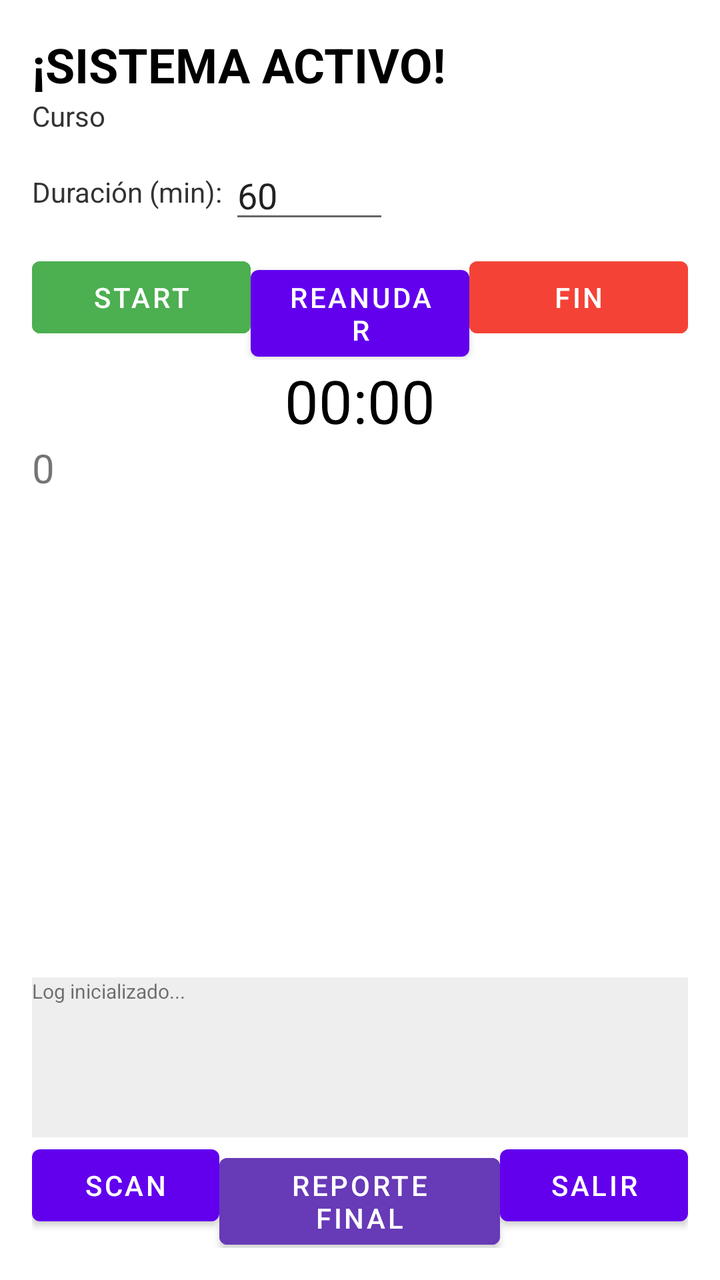
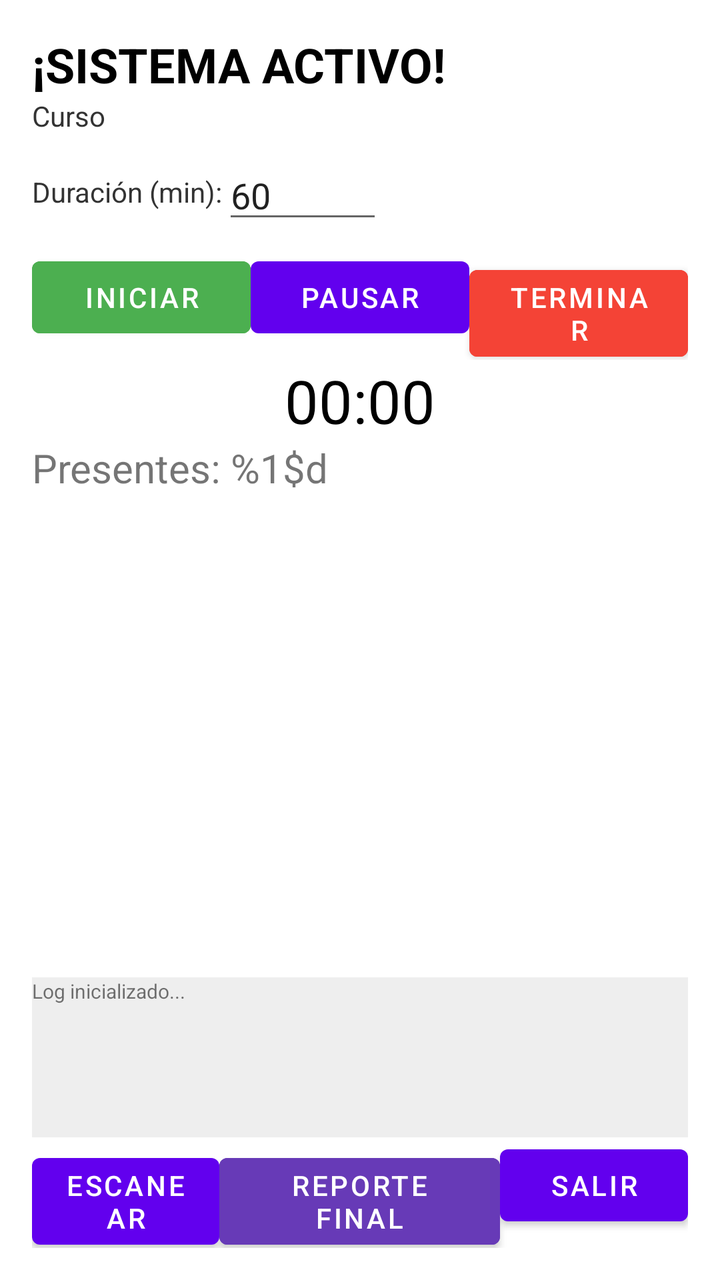

Two renders of the same Android screen: before a commit and after it. Below are the layout's source before the change and the commit's diff.
<!-- AndroidManifest.xml: application theme Theme.SmartAttendance -->
<!-- res/layout/activity_teacher.xml -->
<?xml version="1.0" encoding="utf-8"?>
<LinearLayout xmlns:android="http://schemas.android.com/apk/res/android"
    android:layout_width="match_parent"
    android:layout_height="match_parent"
    android:orientation="vertical"
    android:padding="16dp"
    android:background="#FFFFFF">

    <TextView
        android:id="@+id/tvWelcome"
        android:layout_width="wrap_content"
        android:layout_height="wrap_content"
        android:text="¡SISTEMA ACTIVO!"
        android:textSize="24sp"
        android:textColor="#000000"
        android:textStyle="bold"/>

    <TextView
        android:id="@+id/tvCourseName"
        android:layout_width="wrap_content"
        android:layout_height="wrap_content"
        android:text="Curso"
        android:textColor="#333333"/>

    <LinearLayout
        android:layout_width="match_parent"
        android:layout_height="wrap_content"
        android:orientation="horizontal"
        android:layout_marginTop="8dp"
        android:gravity="center_vertical">

        <TextView
            android:layout_width="wrap_content"
            android:layout_height="wrap_content"
            android:text="Duración (min): "
            android:textColor="#333333"/>

        <EditText
            android:id="@+id/etDuration"
            android:layout_width="80dp"
            android:layout_height="wrap_content"
            android:inputType="number"
            android:text="60"
            android:hint="Minutos"/>

        <View
            android:layout_width="0dp"
            android:layout_height="0dp"
            android:layout_weight="1"/>
    </LinearLayout>

    <LinearLayout
        android:layout_width="match_parent"
        android:layout_height="wrap_content"
        android:orientation="horizontal"
        android:layout_marginTop="8dp">
        <Button android:id="@+id/btnStart" android:layout_width="0dp" android:layout_weight="1" android:layout_height="wrap_content" android:text="START" android:backgroundTint="#4CAF50"/>
        <Button android:id="@+id/btnPause" android:layout_width="0dp" android:layout_weight="1" android:layout_height="wrap_content" android:text="REANUDAR"/>
        <Button android:id="@+id/btnFinish" android:layout_width="0dp" android:layout_weight="1" android:layout_height="wrap_content" android:text="FIN" android:backgroundTint="#F44336"/>
    </LinearLayout>

    <TextView
        android:id="@+id/tvTimer"
        android:layout_width="match_parent"
        android:layout_height="wrap_content"
        android:gravity="center"
        android:textSize="30sp"
        android:text="00:00"
        android:textColor="#000000"/>

    <TextView
        android:id="@+id/tvPresentCount"
        android:layout_width="wrap_content"
        android:layout_height="wrap_content"
        android:text="0"
        android:textSize="20sp"/>

    <androidx.recyclerview.widget.RecyclerView
        android:id="@+id/rvStudents"
        android:layout_width="match_parent"
        android:layout_height="0dp"
        android:layout_weight="1"/>

    <TextView
        android:id="@+id/tvLog"
        android:layout_width="match_parent"
        android:layout_height="80dp"
        android:background="#EEEEEE"
        android:textSize="10sp"
        android:text="Log inicializado..."/>

    <LinearLayout
        android:layout_width="match_parent"
        android:layout_height="wrap_content"
        android:orientation="horizontal">
        <Button android:id="@+id/btnScan" android:layout_width="0dp" android:layout_weight="1" android:layout_height="wrap_content" android:text="SCAN"/>
        <Button android:id="@+id/btnSummary" android:layout_width="0dp" android:layout_weight="1.5" android:layout_height="wrap_content" android:text="REPORTE FINAL" android:backgroundTint="#673AB7"/>
        <Button android:id="@+id/btnLogout" android:layout_width="0dp" android:layout_weight="1" android:layout_height="wrap_content" android:text="SALIR"/>
    </LinearLayout>

    <ProgressBar
        android:id="@+id/progressBar"
        android:layout_width="wrap_content"
        android:layout_height="wrap_content"
        android:visibility="gone"/>

</LinearLayout>
<!-- resources referenced by this layout -->
<resources>
  <style name="Theme.SmartAttendance" parent="Base.Theme.SmartAttendance" />
  <style name="Base.Theme.SmartAttendance" parent="Theme.MaterialComponents.Light.NoActionBar">
      </style>
</resources>

<!-- the commit's change to res/layout/activity_teacher.xml (unified diff, before → after) -->
@@ -32,7 +32,7 @@
         <TextView
             android:layout_width="wrap_content"
             android:layout_height="wrap_content"
-            android:text="Duración (min): "
+            android:text="@string/duration_label"
             android:textColor="#333333"/>
 
         <EditText
@@ -41,7 +41,7 @@
             android:layout_height="wrap_content"
             android:inputType="number"
             android:text="60"
-            android:hint="Minutos"/>
+            android:hint="@string/duration_hint"/>
 
         <View
             android:layout_width="0dp"
@@ -54,9 +54,9 @@
         android:layout_height="wrap_content"
         android:orientation="horizontal"
         android:layout_marginTop="8dp">
-        <Button android:id="@+id/btnStart" android:layout_width="0dp" android:layout_weight="1" android:layout_height="wrap_content" android:text="START" android:backgroundTint="#4CAF50"/>
-        <Button android:id="@+id/btnPause" android:layout_width="0dp" android:layout_weight="1" android:layout_height="wrap_content" android:text="REANUDAR"/>
-        <Button android:id="@+id/btnFinish" android:layout_width="0dp" android:layout_weight="1" android:layout_height="wrap_content" android:text="FIN" android:backgroundTint="#F44336"/>
+        <Button android:id="@+id/btnStart" android:layout_width="0dp" android:layout_weight="1" android:layout_height="wrap_content" android:text="@string/btn_start" android:backgroundTint="#4CAF50"/>
+        <Button android:id="@+id/btnPause" android:layout_width="0dp" android:layout_weight="1" android:layout_height="wrap_content" android:text="@string/btn_pause"/>
+        <Button android:id="@+id/btnFinish" android:layout_width="0dp" android:layout_weight="1" android:layout_height="wrap_content" android:text="@string/btn_finish" android:backgroundTint="#F44336"/>
     </LinearLayout>
 
     <TextView
@@ -72,7 +72,7 @@
         android:id="@+id/tvPresentCount"
         android:layout_width="wrap_content"
         android:layout_height="wrap_content"
-        android:text="0"
+        android:text="@string/students_present"
         android:textSize="20sp"/>
 
     <androidx.recyclerview.widget.RecyclerView
@@ -87,15 +87,15 @@
         android:layout_height="80dp"
         android:background="#EEEEEE"
         android:textSize="10sp"
-        android:text="Log inicializado..."/>
+        android:text="@string/log_initialized"/>
 
     <LinearLayout
         android:layout_width="match_parent"
         android:layout_height="wrap_content"
         android:orientation="horizontal">
-        <Button android:id="@+id/btnScan" android:layout_width="0dp" android:layout_weight="1" android:layout_height="wrap_content" android:text="SCAN"/>
-        <Button android:id="@+id/btnSummary" android:layout_width="0dp" android:layout_weight="1.5" android:layout_height="wrap_content" android:text="REPORTE FINAL" android:backgroundTint="#673AB7"/>
-        <Button android:id="@+id/btnLogout" android:layout_width="0dp" android:layout_weight="1" android:layout_height="wrap_content" android:text="SALIR"/>
+        <Button android:id="@+id/btnScan" android:layout_width="0dp" android:layout_weight="1" android:layout_height="wrap_content" android:text="@string/btn_scan"/>
+        <Button android:id="@+id/btnSummary" android:layout_width="0dp" android:layout_weight="1.5" android:layout_height="wrap_content" android:text="@string/btn_summary" android:backgroundTint="#673AB7"/>
+        <Button android:id="@+id/btnLogout" android:layout_width="0dp" android:layout_weight="1" android:layout_height="wrap_content" android:text="@string/btn_exit"/>
     </LinearLayout>
 
     <ProgressBar
<!-- resource entries referenced after the edit -->
@@ -1,5 +1,15 @@
 <!-- resources referenced by this layout -->
 <resources>
+  <string name="btn_exit">SALIR</string>
+  <string name="btn_finish">TERMINAR</string>
+  <string name="btn_pause">PAUSAR</string>
+  <string name="btn_scan">ESCANEAR</string>
+  <string name="btn_start">INICIAR</string>
+  <string name="btn_summary">REPORTE FINAL</string>
+  <string name="duration_hint">Minutos</string>
+  <string name="duration_label">Duración (min): </string>
+  <string name="log_initialized">Log inicializado...</string>
+  <string name="students_present">Presentes: %1$d</string>
   <style name="Theme.SmartAttendance" parent="Base.Theme.SmartAttendance" />
   <style name="Base.Theme.SmartAttendance" parent="Theme.MaterialComponents.Light.NoActionBar">
       </style>
